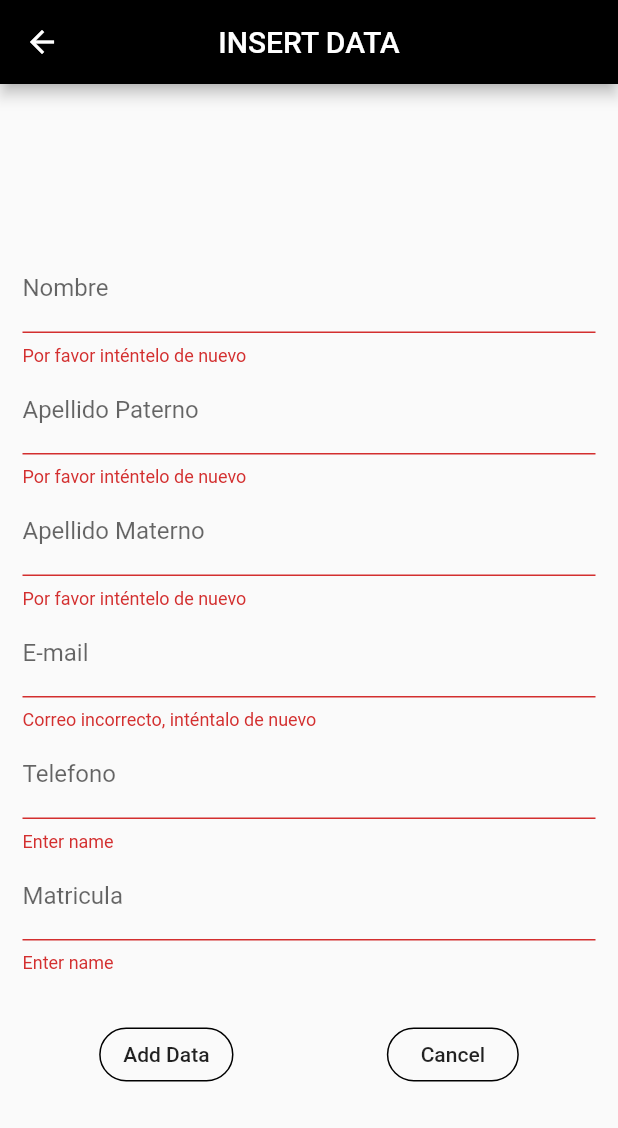
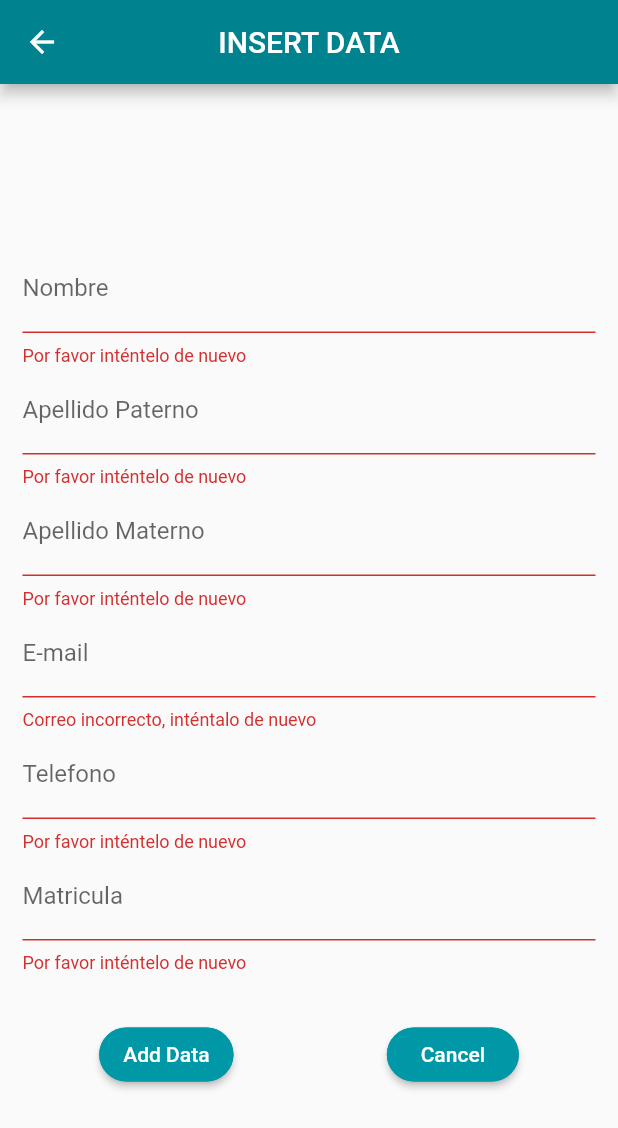
Before and after one commit to AndreaJuarez/act4-SQLite, a Flutter app: the Insert screen opened directly, after a tap on "Add Data", on a phone screen of 412 x 824 dp. Shown: the top 1128 px of the screen. Run offline on Flutter 3.47's test engine with Material 2 defaults, Android fonts, the phone set to English and light mode, and no system bars; our stand-ins replace sqflite; accounts and stored records are empty.

Commit message:
versión 2.0 funcionando completamente

```diff
--- a/lib/insert.dart
+++ b/lib/insert.dart
@@ -77,23 +77,24 @@ class _myHomePageState extends State<Insert> {
             Student(null, name, lastname1, lastname2, phone, email, matricula);
 
         //VALIDACION PARA REGISTRO DE DATOS
-        var validation = await dbHelper.validateInsert(stu);
+        var validation = await dbHelper.ValidarInsert(stu);
         print(validation);
         if (validation) {
           dbHelper.insert(stu);
           final snackBar = SnackBar(
-            backgroundColor: Colors.orangeAccent,
+            backgroundColor: Colors.green,
             content: Text('Datos ingresados correctamente!'),
           );
           _scaffoldKey.currentState.showSnackBar(snackBar);
           }else{
           final snackBar = SnackBar(
-            backgroundColor: Colors.orangeAccent,
-            content: Text('Matricula en uso, intentalo de nuevo!'),
+            backgroundColor: Colors.red,
+            content: Text('Esta matricula ya existe, inténtalo de nuevo!'),
           );
           _scaffoldKey.currentState.showSnackBar(snackBar);
         }
       }
+
       //LIMPIA DESPUES DE EJECUTAR LA CONSULTA
       cleanData();
       refreshList();
@@ -144,16 +145,17 @@ class _myHomePageState extends State<Insert> {
             ),
             TextFormField(
               controller: controller_phone,
+              textCapitalization: TextCapitalization.characters, //******************* CHECAR *****************
               keyboardType: TextInputType.number,
               decoration: InputDecoration(labelText: "Telefono"),
-              validator: (val) => val.length == 0 ? 'Enter name' : null,
+              validator: (val) => val.length == 0 ? 'Por favor inténtelo de nuevo' : null,
               onSaved: (val) => phone = val,
             ),
             TextFormField(
               controller: controller_matricula,
               keyboardType: TextInputType.number,
               decoration: InputDecoration(labelText: "Matricula"),
-              validator: (val) => val.length == 0 ? 'Enter name' : null,
+              validator: (val) => val.length == 0 ? 'Por favor inténtelo de nuevo' : null,
               onSaved: (val) => matricula = val,
             ),
             SizedBox(height: 30),
@@ -161,18 +163,24 @@ class _myHomePageState extends State<Insert> {
               mainAxisAlignment: MainAxisAlignment.spaceAround,
               children: <Widget>[
                 MaterialButton(
+                  color: Colors.cyan[700],
                   shape: RoundedRectangleBorder(
                     borderRadius: BorderRadius.circular(18.0),
-                    side: BorderSide(color: Colors.black),
+                    side: BorderSide(color: Colors.cyan[700]),
                   ),
                   onPressed: dataValidate,
                   //SI ESTA LLENO ACTUALIZAR, SI NO AGREGAR
-                  child: Text(isUpdating ? 'Update' : 'Add Data'),
+                  child: Text(isUpdating ? 'Update' : 'Add Data',
+                  style: TextStyle(
+                    color: Colors.white
+                    ),
+                  ),
                 ),
                 MaterialButton(
+                  color: Colors.cyan[700],
                   shape: RoundedRectangleBorder(
                     borderRadius: BorderRadius.circular(18.0),
-                    side: BorderSide(color: Colors.black),
+                    side: BorderSide(color: Colors.cyan[700]),
                   ),
                   onPressed: () {
                     setState(() {
@@ -180,7 +188,11 @@ class _myHomePageState extends State<Insert> {
                     });
                     cleanData();
                   },
-                  child: Text("Cancel"),
+                  child: Text("Cancel",
+                  style: TextStyle(
+                    color: Colors.white
+                    ),
+                  ),
                 ),
               ],
             )
@@ -263,7 +275,7 @@ class _myHomePageState extends State<Insert> {
         title: Text('INSERT DATA'),
         automaticallyImplyLeading: true,
         centerTitle: true,
-        backgroundColor: Colors.black,
+        backgroundColor: Colors.cyan[800],
       ),
       body: new Container(
         child: new Column(
```
Also changed, not shown: lib/crud_operations.dart (+17 -3 lines), lib/delete.dart (+8 -15 lines), lib/main.dart (+15 -5 lines), lib/select.dart (+56 -6 lines), lib/update.dart (+24 -12 lines).
